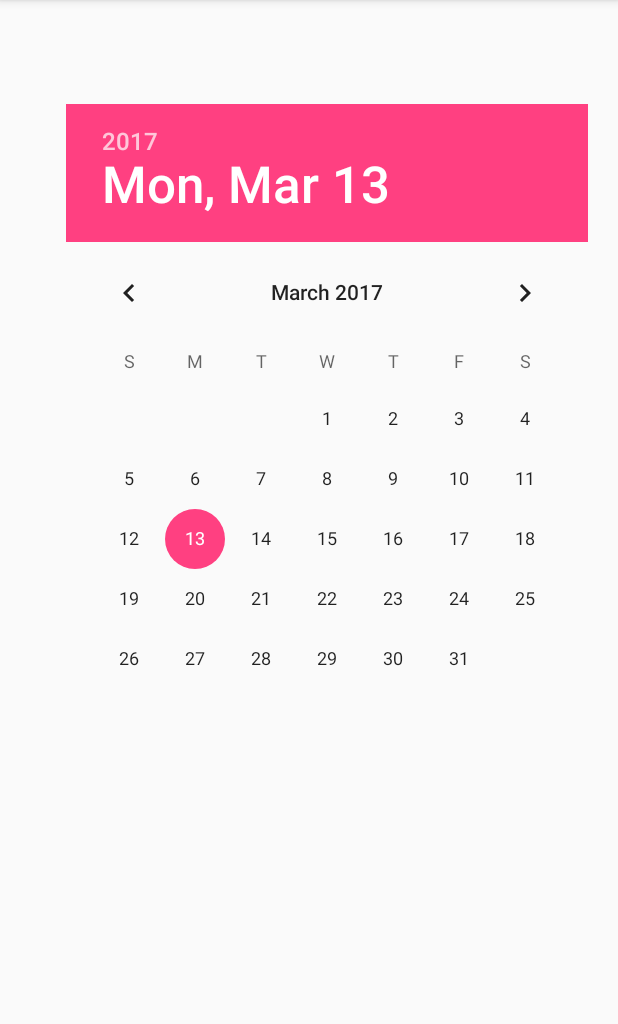
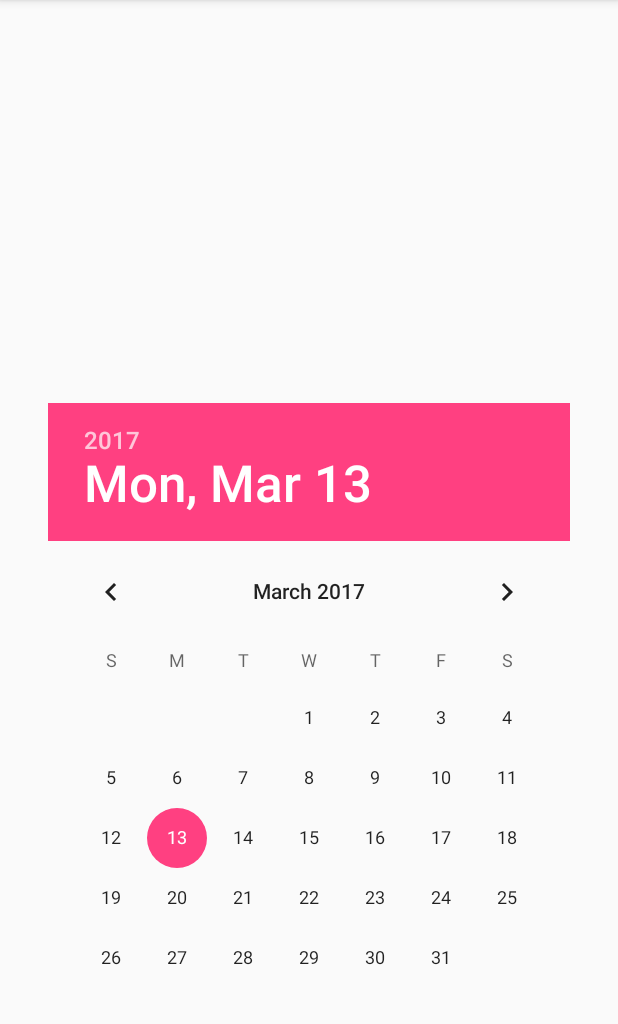
Before and after one commit to Colima-97/Recordatorios_App, an Android app: the screen it shows after launch (MainActivity), on a phone screen of 412 x 824 dp, the part 84-1108 px from its top. Run offline under Robolectric (Android 15) with nearby library versions, the phone set to English and light mode, and no system bars.

```diff
--- a/app/src/main/res/layout/activity_main.xml
+++ b/app/src/main/res/layout/activity_main.xml
@@ -8,12 +8,11 @@
 
     <DatePicker
         android:id="@+id/datePicker"
-        android:layout_width="368dp"
+        android:layout_width="348dp"
         android:layout_height="wrap_content"
         app:layout_constraintBottom_toBottomOf="parent"
         app:layout_constraintLeft_toLeftOf="parent"
         app:layout_constraintRight_toRightOf="parent"
         app:layout_constraintTop_toTopOf="parent"
-        app:layout_constraintVertical_bias="0.205"
-        app:layout_constraintHorizontal_bias="1.0" />
+        app:layout_constraintVertical_bias="0.794" />
 </android.support.constraint.ConstraintLayout>
```
